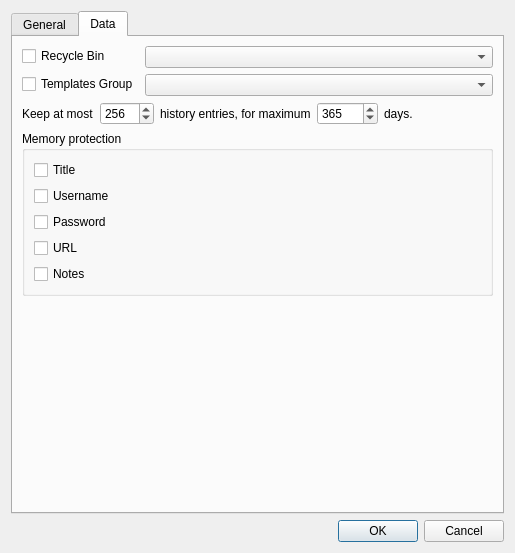
Qt form databasesettings.ui (j-kubik/qtpass2) before a commit.
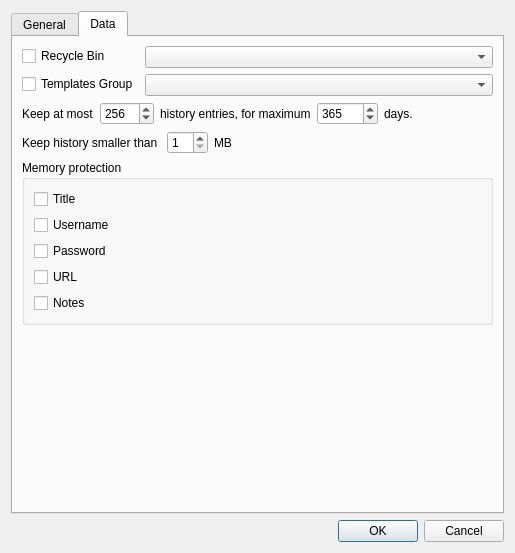
The same form after that commit. The open tabs and pages were chosen to show the change. Custom widgets are drawn as their Qt base class.

What changed in the file:
```diff
--- a/databasesettings.ui
+++ b/databasesettings.ui
@@ -128,7 +128,7 @@
       <attribute name="title">
        <string>Data</string>
       </attribute>
-      <layout class="QVBoxLayout" name="verticalLayout_5" stretch="0,0,0,1">
+      <layout class="QVBoxLayout" name="verticalLayout_5">
        <item>
         <layout class="QFormLayout" name="formLayout_2">
          <item row="0" column="0">
@@ -211,6 +211,44 @@
          </item>
         </layout>
        </item>
+       <item>
+        <layout class="QHBoxLayout" name="horizontalLayout_3">
+         <item>
+          <widget class="QLabel" name="label_9">
+           <property name="text">
+            <string>Keep history smaller than </string>
+           </property>
+          </widget>
+         </item>
+         <item>
+          <widget class="QSpinBox" name="historySizeBox">
+           <property name="minimum">
+            <number>1</number>
+           </property>
+          </widget>
+         </item>
+         <item>
+          <widget class="QLabel" name="label_10">
+           <property name="text">
+            <string>MB</string>
+           </property>
+          </widget>
+         </item>
+         <item>
+          <spacer name="horizontalSpacer_3">
+           <property name="orientation">
+            <enum>Qt::Horizontal</enum>
+           </property>
+           <property name="sizeHint" stdset="0">
+            <size>
+             <width>40</width>
+             <height>20</height>
+            </size>
+           </property>
+          </spacer>
+         </item>
+        </layout>
+       </item>
        <item>
         <widget class="QGroupBox" name="groupBox_2">
          <property name="title">
@@ -305,6 +343,13 @@
    </item>
   </layout>
  </widget>
+ <customwidgets>
+  <customwidget>
+   <class>QGroupCombo</class>
+   <extends>QComboBox</extends>
+   <header>qgroupcombo.h</header>
+  </customwidget>
+ </customwidgets>
  <resources/>
  <connections>
   <connection>
```
Left out of the diff: 48 changed lines with no effect on the pictures.
